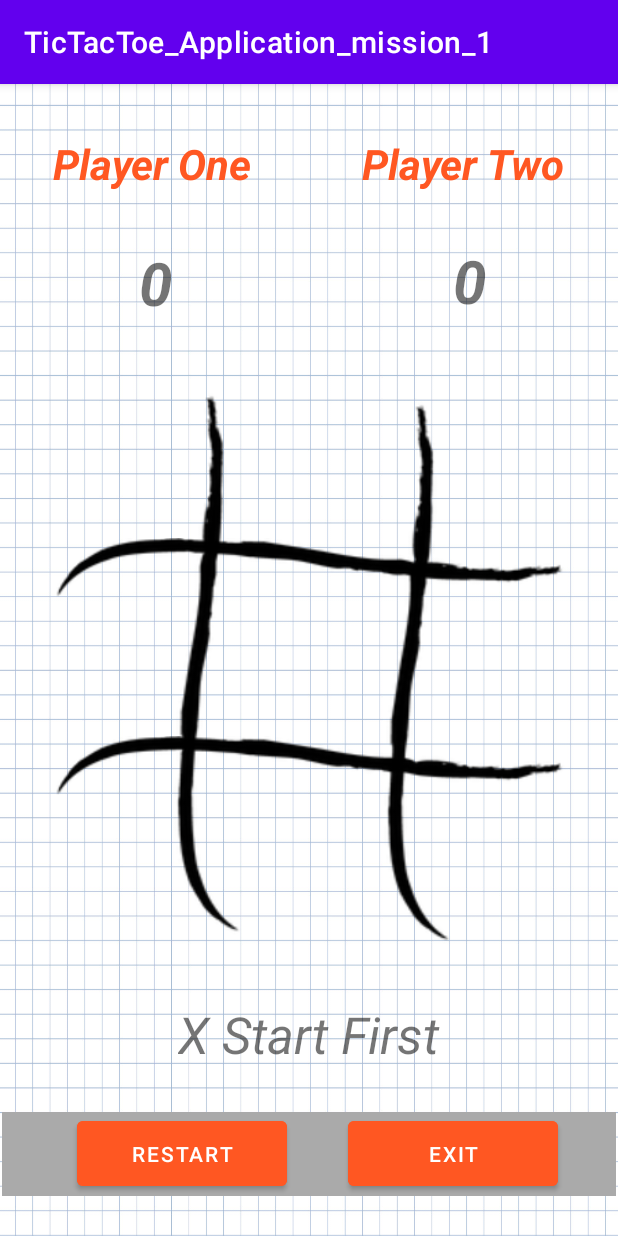
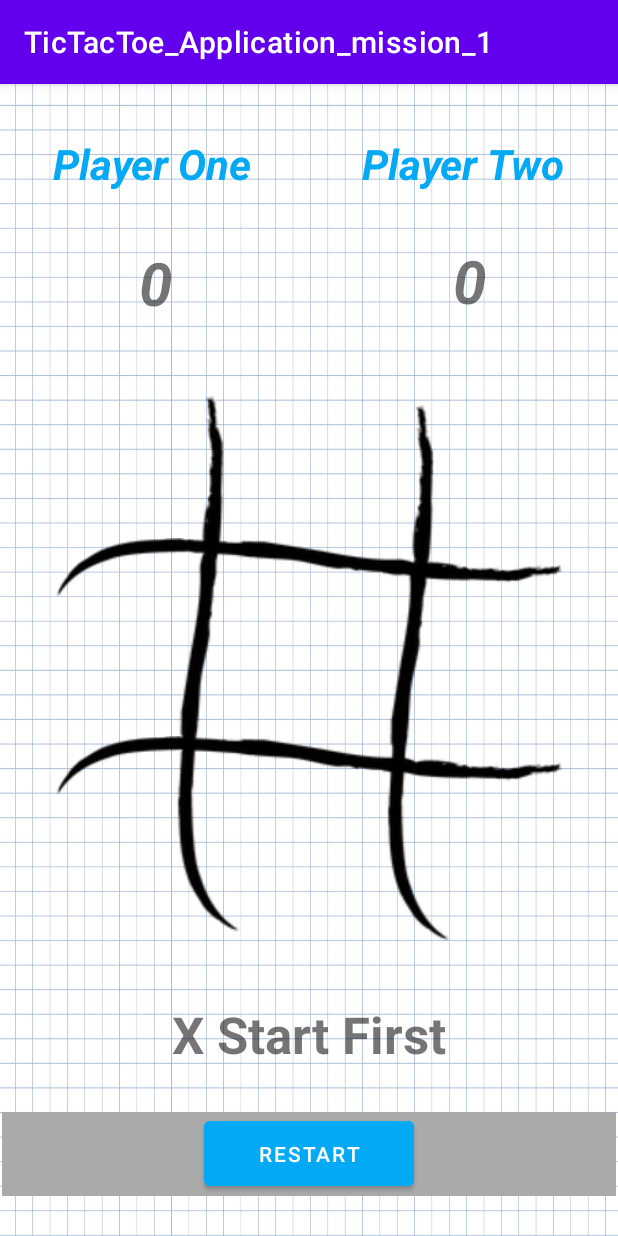
Before and after one commit to imorkravitz/TicTacToe_Application_mission_1, an Android app: the screen it shows after launch (MainActivity), on a phone screen of 412 x 824 dp. Run offline under Robolectric (Android 15) with nearby library versions, the phone set to English and light mode, and no system bars.

Commit message:
UI Changes Fixed GUI and Buttons

```diff
--- a/app/src/main/res/layout/activity_main.xml
+++ b/app/src/main/res/layout/activity_main.xml
@@ -13,9 +13,9 @@
         android:layout_height="wrap_content"
         android:layout_marginStart="35dp"
         android:layout_marginTop="34dp"
-        android:backgroundTint="#FF5722"
+        android:backgroundTint="#03A9F4"
         android:text="Player One"
-        android:textColor="#FF5722"
+        android:textColor="#03A9F4"
         android:textSize="28dp"
         android:textStyle="bold|italic"
         app:layout_constraintStart_toStartOf="parent"
@@ -28,7 +28,7 @@
         android:layout_marginTop="34dp"
         android:layout_marginEnd="35dp"
         android:text="Player Two"
-        android:textColor="#FF5722"
+        android:textColor="#03A9F4"
         android:textSize="28dp"
         android:textStyle="bold|italic"
         app:layout_constraintEnd_toEndOf="parent"
@@ -242,30 +242,21 @@
         android:layout_marginBottom="27dp"
         android:autoText="false"
         android:text="X Start First"
+
         android:textSize="34sp"
-        android:textStyle="italic"
+        android:textStyle="bold"
         app:layout_constraintBottom_toTopOf="@+id/toolbar"
         app:layout_constraintEnd_toEndOf="parent"
         app:layout_constraintHorizontal_bias="0.5"
         app:layout_constraintStart_toStartOf="parent" />
 
     <Button
-        android:id="@+id/button25"
-        android:layout_width="140dp"
-        android:layout_height="55dp"
-        android:backgroundTint="#FF5722"
-        android:text="Exit"
-        app:layout_constraintEnd_toEndOf="parent"
-        app:layout_constraintStart_toEndOf="@+id/main_restart"
-        app:layout_constraintTop_toTopOf="@+id/toolbar" />
-
-    <Button
         android:id="@+id/main_restart"
         android:layout_width="140dp"
         android:layout_height="55dp"
-        android:layout_marginStart="50dp"
-        android:backgroundTint="#FF5722"
+        android:backgroundTint="#03A9F4"
         android:text="Restart"
+        app:layout_constraintEnd_toEndOf="@+id/toolbar"
         app:layout_constraintStart_toStartOf="@+id/toolbar"
         app:layout_constraintTop_toTopOf="@+id/toolbar" />
 
```
Also changed, not shown: app/src/main/java/com/example/tictactoe_application_mission_1/MainActivity.java (+12 -10 lines).
